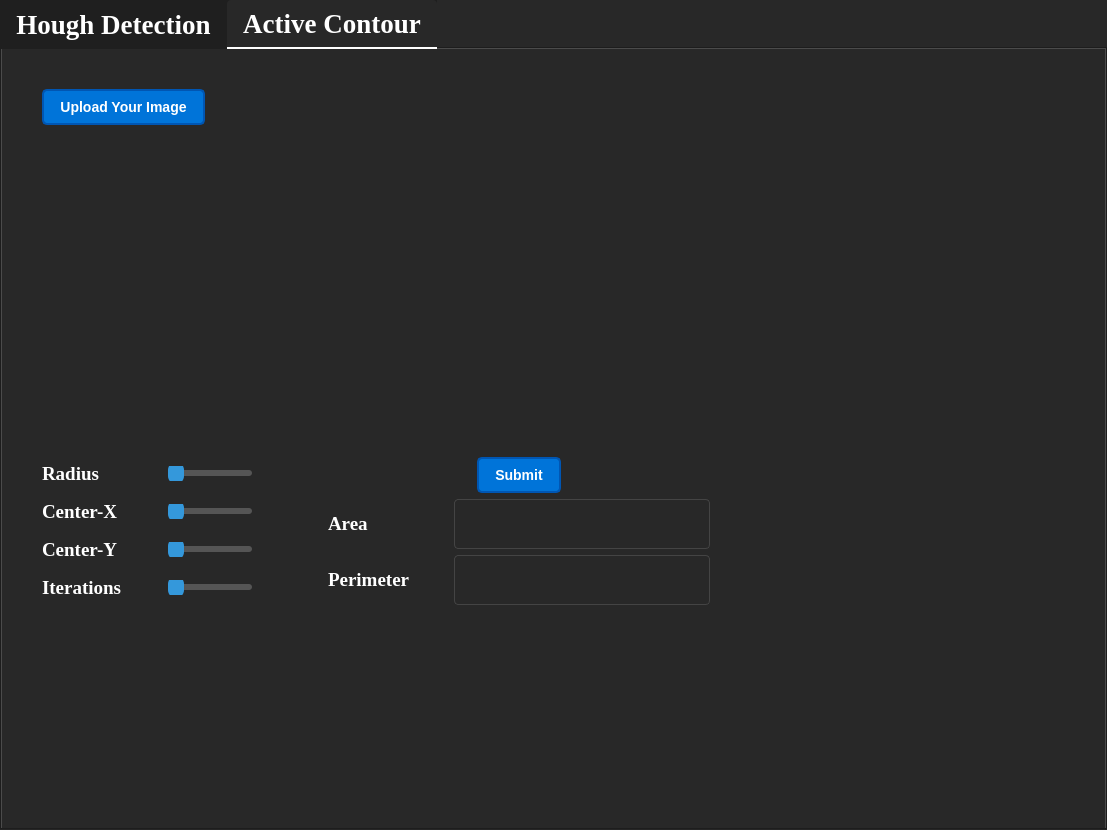
First picture: the form in MainWindow.ui, repository fadymohsen/EdgeBoundaryDetection, before the edit.
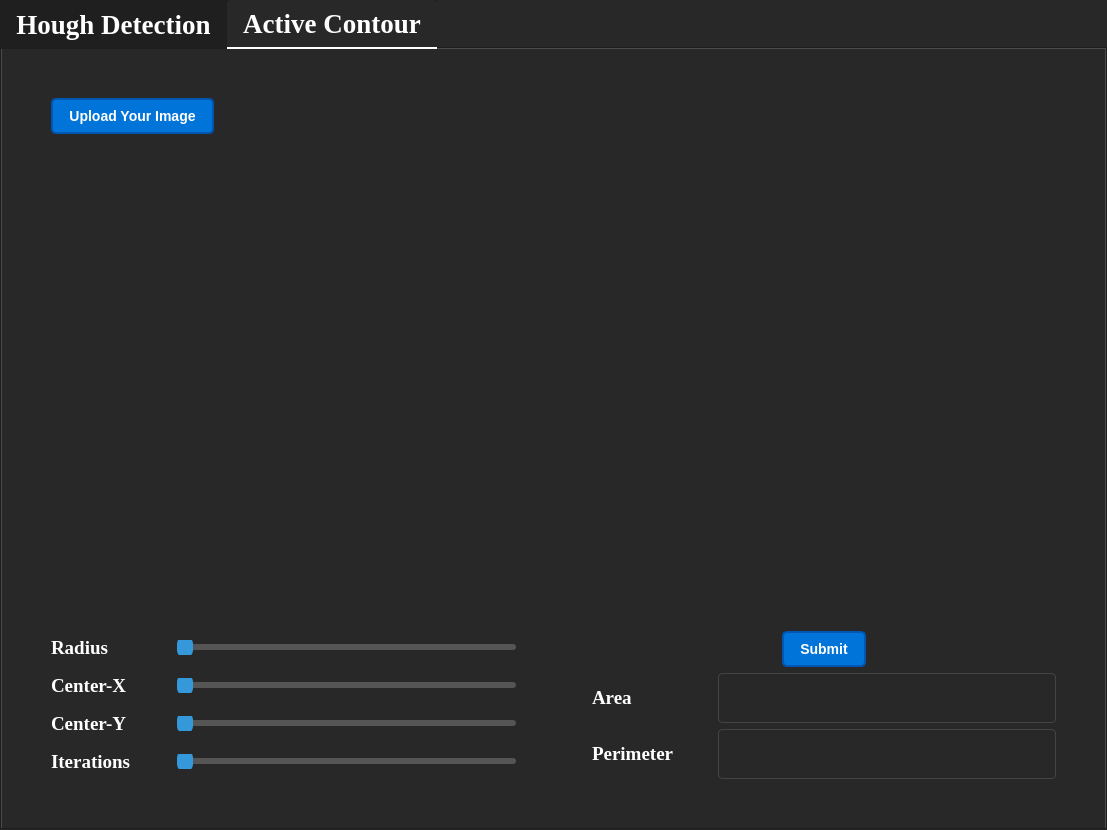
Second picture: the form after the edit. Custom widgets are drawn as their Qt base class.

Diff of the .ui file:
```diff
--- a/MainWindow.ui
+++ b/MainWindow.ui
@@ -869,7 +869,8 @@
    <attribute name="title">
     <string>Active Contour</string>
    </attribute>
-   <widget class="QWidget" name="">
+   <layout class="QGridLayout" name="gridLayout_2">
+    <item row="0" column="0">
     <layout class="QHBoxLayout" name="horizontalLayout_16">
      <item>
       <spacer name="horizontalSpacer_19">
@@ -1467,7 +1468,8 @@
       </spacer>
      </item>
     </layout>
-   </widget>
+    </item>
+   </layout>
   </widget>
  </widget>
  <customwidgets>
```
Left out of the diff: 2 changed lines with no effect on the pictures. Lines whose indentation alone changed are shown as unchanged.
